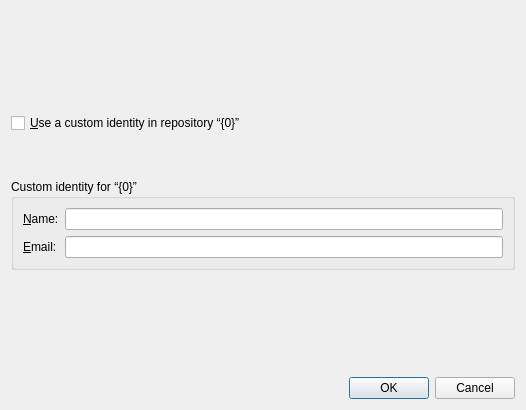
Qt form gitfourchette/forms/identitydialog2.ui (weblate/gitfourchette) before a commit.
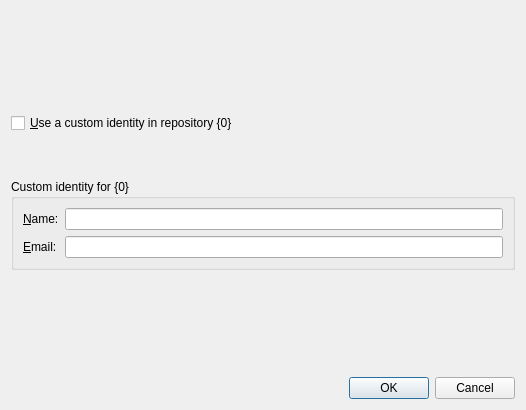
The same form after that commit.

The edit to the form file:
```diff
--- a/gitfourchette/forms/identitydialog2.ui
+++ b/gitfourchette/forms/identitydialog2.ui
@@ -17,7 +17,7 @@
    <item row="3" column="0">
     <widget class="QGroupBox" name="identityGroupBox">
      <property name="title">
-      <string>Custom identity for “{0}”</string>
+      <string>Custom identity for {0}</string>
      </property>
      <layout class="QFormLayout" name="formLayout">
       <property name="fieldGrowthPolicy">
@@ -71,7 +71,7 @@
    <item row="1" column="0">
     <widget class="QCheckBox" name="localIdentityCheckBox">
      <property name="text">
-      <string>&amp;Use a custom identity in repository “{0}”</string>
+      <string>&amp;Use a custom identity in repository {0}</string>
      </property>
     </widget>
    </item>
```
